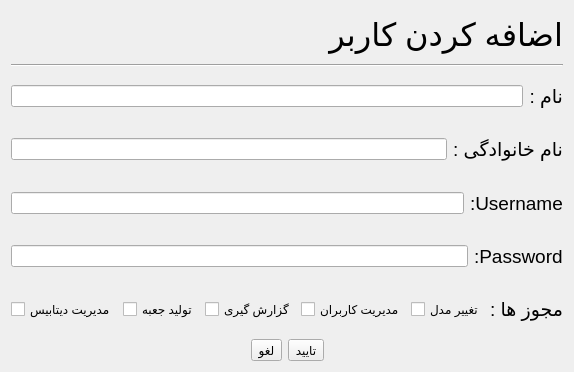
Old version of the form add_user.ui in the repository AmirNikravan/Barcode.
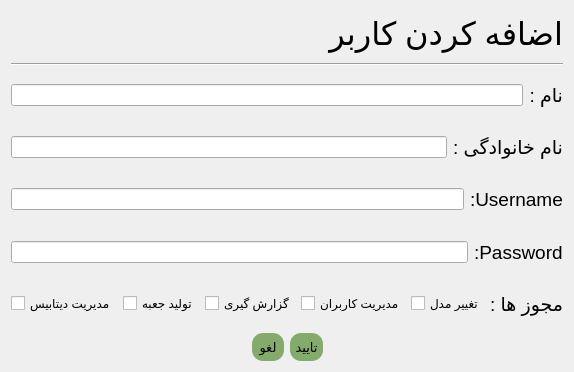
New version of the form.

Patch:
```diff
--- a/add_user.ui
+++ b/add_user.ui
@@ -113,6 +113,11 @@
     <layout class="QHBoxLayout" name="horizontalLayout_5">
      <item>
       <widget class="QCheckBox" name="checkBox_db">
+       <property name="font">
+        <font>
+         <pointsize>9</pointsize>
+        </font>
+       </property>
        <property name="text">
         <string>مدیریت دیتابیس</string>
        </property>
@@ -120,6 +125,11 @@
      </item>
      <item>
       <widget class="QCheckBox" name="checkBox_tolid">
+       <property name="font">
+        <font>
+         <pointsize>9</pointsize>
+        </font>
+       </property>
        <property name="text">
         <string>تولید جعبه</string>
        </property>
@@ -127,6 +137,11 @@
      </item>
      <item>
       <widget class="QCheckBox" name="checkBox_gozaresh">
+       <property name="font">
+        <font>
+         <pointsize>9</pointsize>
+        </font>
+       </property>
        <property name="text">
         <string>گزارش گیری</string>
        </property>
@@ -134,6 +149,11 @@
      </item>
      <item>
       <widget class="QCheckBox" name="checkBox_user">
+       <property name="font">
+        <font>
+         <pointsize>9</pointsize>
+        </font>
+       </property>
        <property name="text">
         <string>مدیریت کاربران</string>
        </property>
@@ -141,6 +161,11 @@
      </item>
      <item>
       <widget class="QCheckBox" name="checkBox_model">
+       <property name="font">
+        <font>
+         <pointsize>9</pointsize>
+        </font>
+       </property>
        <property name="text">
         <string>تغییر مدل</string>
        </property>
@@ -177,6 +202,29 @@
      </item>
      <item>
       <widget class="QToolButton" name="toolButton_cancel">
+       <property name="minimumSize">
+        <size>
+         <width>32</width>
+         <height>28</height>
+        </size>
+       </property>
+       <property name="font">
+        <font>
+         <pointsize>10</pointsize>
+        </font>
+       </property>
+       <property name="styleSheet">
+        <string notr="true">QToolButton{border-radius:11px;
+
+
+	background-color: rgb(132, 171, 108);
+}
+QToolButton:hover{
+background-color: rgb(255, 166, 139);
+}
+
+</string>
+       </property>
        <property name="text">
         <string>لغو</string>
        </property>
@@ -184,6 +232,29 @@
      </item>
      <item>
       <widget class="QToolButton" name="toolButton_confirm">
+       <property name="minimumSize">
+        <size>
+         <width>32</width>
+         <height>28</height>
+        </size>
+       </property>
+       <property name="font">
+        <font>
+         <pointsize>10</pointsize>
+        </font>
+       </property>
+       <property name="styleSheet">
+        <string notr="true">QToolButton{border-radius:11px;
+
+
+	background-color: rgb(132, 171, 108);
+}
+QToolButton:hover{
+background-color: rgb(255, 166, 139);
+}
+
+</string>
+       </property>
        <property name="text">
         <string>تایید</string>
        </property>
```
